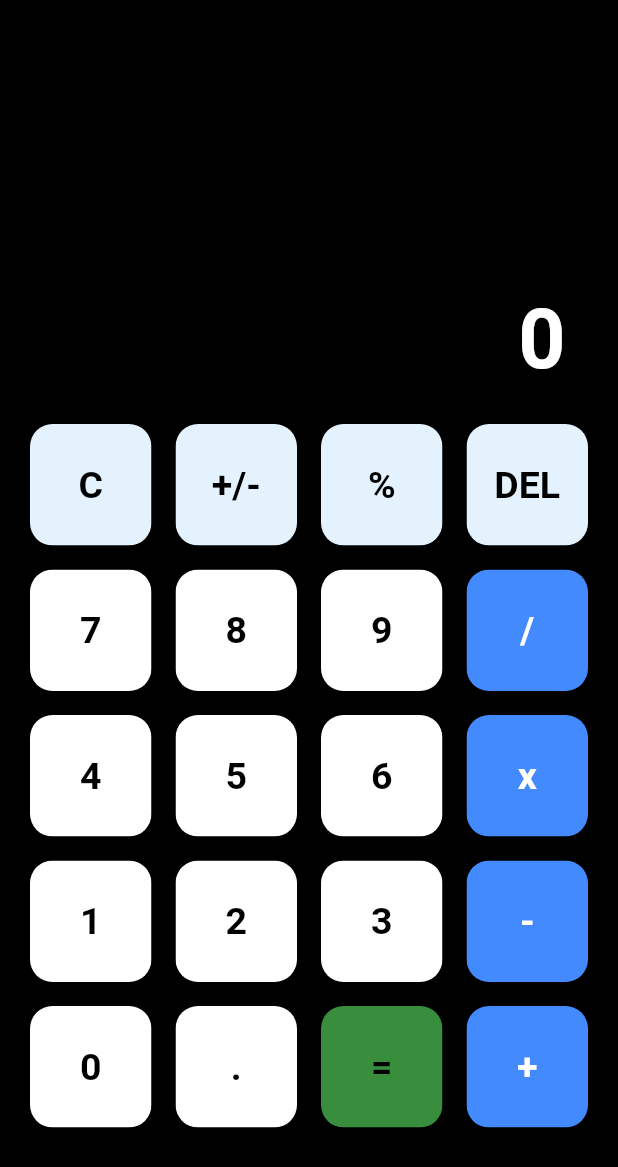
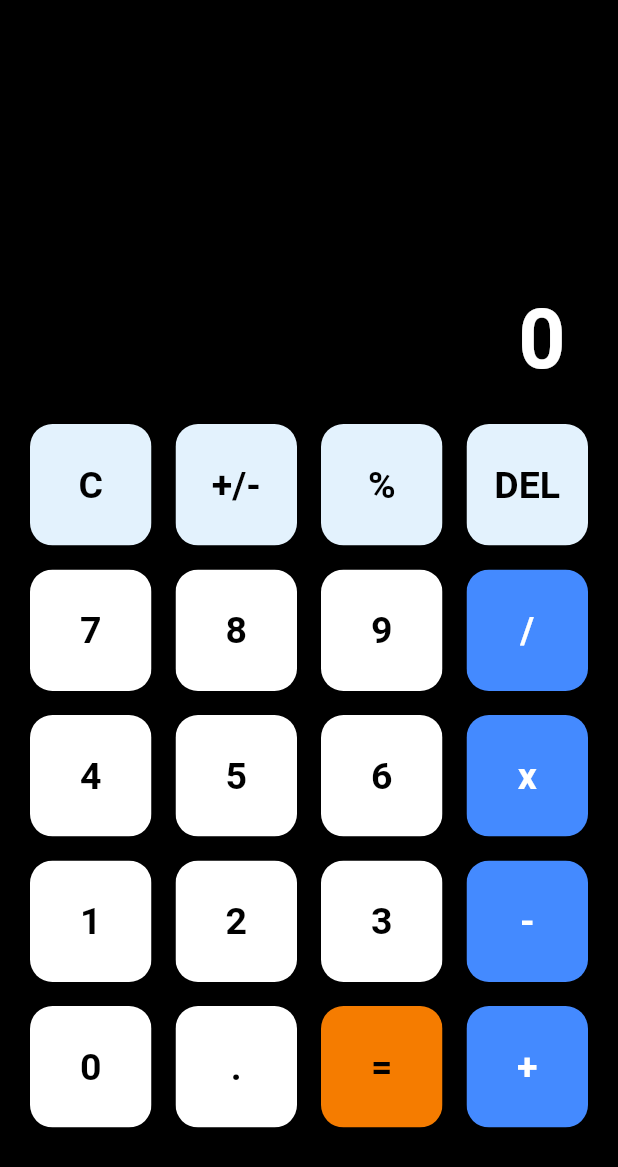
Before and after one commit to priscilha/calculadora, a Flutter app: the screen it shows after launch, on a phone screen of 412 x 824 dp. Shown: the top 1167 px of the screen. Run offline on Flutter 3.47's test engine with Material 2 defaults, Android fonts, the phone set to English and light mode, and no system bars; our stand-ins replace math_expressions.

Commit message:
Preparando para temas

```diff
--- a/calculadora/lib/main.dart
+++ b/calculadora/lib/main.dart
@@ -163,7 +163,7 @@ class _HomeState extends State<Home> {
                           });
                         },
                         buttonText: buttons[index],
-                        color: Colors.green[700],
+                        color: Colors.orange[700],
                         textColor: Colors.black,
                       );
                     }
```
